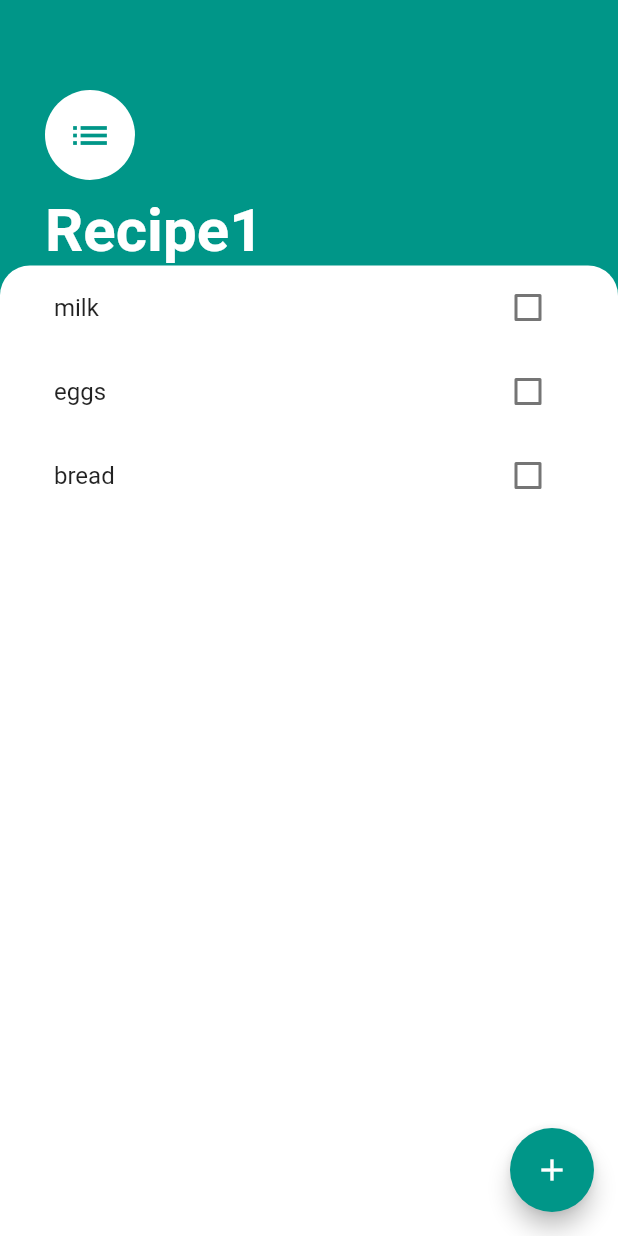
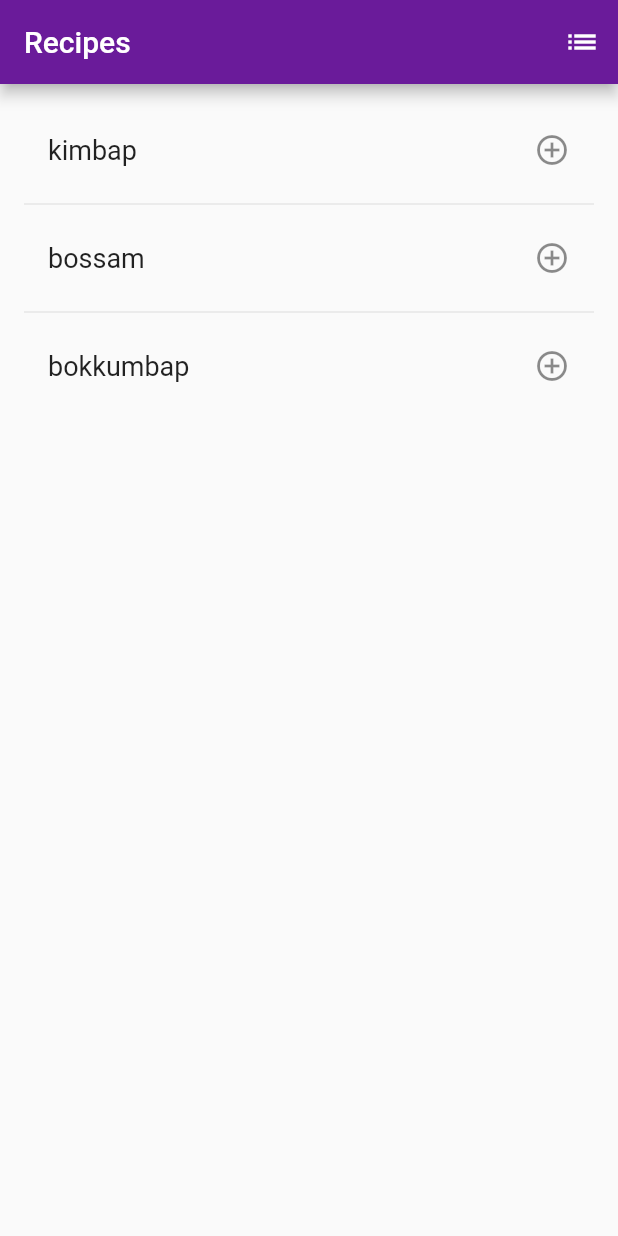
Before and after one commit to vankanna/foryori, a Flutter app: the screen it shows after launch, on a phone screen of 412 x 824 dp. Run offline on Flutter 3.47's test engine with Material 2 defaults, Android fonts, the phone set to English and light mode, and no system bars.

Commit message:
simplified and tried over

```diff
--- a/lib/main.dart
+++ b/lib/main.dart
@@ -1,18 +1,12 @@
 import 'package:flutter/material.dart';
-import 'package:foryori/screens/tasks_screen.dart';
-import 'package:provider/provider.dart';
-import 'package:foryori/models/data.dart';
+import './recipes.dart';
 
 void main() => runApp(MyApp());
 
 class MyApp extends StatelessWidget {
   @override
   Widget build(BuildContext context) {
-    return ChangeNotifierProvider(
-      create: (context) => IngredientData(),
-      child: MaterialApp(
-        home: TasksScreen(),
-      ),
-    );
+    return MaterialApp(
+        theme: ThemeData(primaryColor: Colors.purple[800]), home: Recipes());
   }
 }
--- a/lib/models/data.dart
+++ /dev/null
@@ -1,35 +0,0 @@
-import 'package:flutter/foundation.dart';
-import 'package:foryori/models/ingredient.dart';
-import 'dart:collection';
-
-class IngredientData extends ChangeNotifier {
-  final List<Ingredient> _ingredients = [
-    Ingredient(name: 'milk'),
-    Ingredient(name: 'eggs'),
-    Ingredient(name: 'bread'),
-  ];
-
-  UnmodifiableListView<Ingredient> get ingredients {
-    return UnmodifiableListView(_ingredients);
-  }
-
-  int get ingredientCount {
-    return _ingredients.length;
-  }
-
-  void addIngredient(String newIngredientTitle) {
-    final ingredient = Ingredient(name: newIngredientTitle);
-    _ingredients.add(ingredient);
-    notifyListeners();
-  }
-
-  void updateIngredient(Ingredient ingredient) {
-    ingredient.toggleDone();
-    notifyListeners();
-  }
-
-  void deleteIngredient(Ingredient ingredient) {
-    _ingredients.remove(ingredient);
-    notifyListeners();
-  }
-}
--- a/lib/models/ingredient.dart
+++ /dev/null
@@ -1,10 +0,0 @@
-class Ingredient {
-  final String name;
-  bool isDone;
-
-  Ingredient({this.name = 'test', this.isDone = false});
-
-  void toggleDone() {
-    isDone = !isDone;
-  }
-}
--- /dev/null
+++ b/lib/recipes.dart
@@ -0,0 +1,152 @@
+import 'package:flutter/material.dart';
+
+class Ingredient {
+  String name = '';
+  String measurmentType = '';
+  double amount = 0;
+  Ingredient(String name, String measurmentType, double amount) {
+    this.name = name;
+    this.measurmentType = measurmentType;
+    this.amount = amount;
+  }
+}
+
+class Recipe {
+  String title = '';
+  List<Ingredient> ingredients = [];
+  Recipe(String title, List<Ingredient> ingredients) {
+    this.title = title;
+    this.ingredients = ingredients;
+  }
+}
+
+extension on List<Ingredient> {
+  void addIngredient(
+      {required String name,
+      required String measurmentType,
+      required double amount}) {
+    if (isNotEmpty) {
+      try {
+        var ingredient = firstWhere((i) => i.name == name);
+        ingredient.amount += amount;
+      } catch (e) {
+        add(Ingredient(name, measurmentType, amount));
+      }
+    } else {
+      add(Ingredient(name, measurmentType, amount));
+    }
+  }
+}
+
+Ingredient oneCupRice = Ingredient("rice", "cups", 1);
+Ingredient oneSeaweedSheet = Ingredient("seaweed", "sheet", 1);
+Ingredient fourHundredGramsRiceNoodle = Ingredient("rice noodle", "grams", 400);
+Ingredient oneOnion = Ingredient("onion", "onion/s", 1);
+Ingredient oneGarlicClove = Ingredient("garlic", "clove/s", 1);
+Ingredient sixGarlicClove = Ingredient("garlic", "clove/s", 6);
+Ingredient onePoundPorkBelly = Ingredient("porkbelly", 'pounds', 1);
+Ingredient oneTeaspoonGochujang = Ingredient('gochujang', "teaspoon/s", 1);
+
+Recipe kimbap =
+    Recipe("kimbap", [oneCupRice, oneSeaweedSheet, fourHundredGramsRiceNoodle]);
+Recipe bossam =
+    Recipe("bossam", [oneCupRice, oneOnion, sixGarlicClove, onePoundPorkBelly]);
+Recipe bokkumbap = Recipe("bokkumbap", [
+  oneCupRice,
+  oneOnion,
+  sixGarlicClove,
+  onePoundPorkBelly,
+  oneTeaspoonGochujang
+]);
+
+class Recipes extends StatefulWidget {
+  @override
+  RecipesState createState() => RecipesState();
+}
+
+class RecipesState extends State<Recipes> {
+  List<Recipe> _recipeList = [kimbap, bossam, bokkumbap];
+  List<Recipe> _savedRecipes = [];
+  List<Ingredient> _totalIngredients = <Ingredient>[];
+
+  Widget _buildList() {
+    return ListView.separated(
+      padding: const EdgeInsets.all(16.0),
+      itemCount: _recipeList.length,
+      itemBuilder: (BuildContext context, index) {
+        return _buildRow(_recipeList[index]);
+      },
+      separatorBuilder: (context, index) {
+        return Divider();
+      },
+    );
+  }
+
+  Widget _buildRow(recipe) {
+    final alreadySaved = _savedRecipes.contains(recipe);
+
+    return ListTile(
+        title: Text(recipe.title, style: TextStyle(fontSize: 18.0)),
+        trailing: Icon(
+            alreadySaved ? Icons.add_circle : Icons.add_circle_outline,
+            color: alreadySaved ? Colors.purple[800] : null),
+        onTap: () {
+          setState(() {
+            if (alreadySaved) {
+              _savedRecipes.remove(recipe);
+            } else {
+              _savedRecipes.add(recipe);
+            }
+          });
+        });
+  }
+
+  RegExp regex = RegExp(r'([.]*0)(?!.*\d)');
+
+  void _makeIngredientList() {
+    _savedRecipes.forEach((Recipe recipe) {
+      recipe.ingredients.forEach((Ingredient ingredient) {
+        _totalIngredients.addIngredient(
+            name: ingredient.name,
+            measurmentType: ingredient.measurmentType,
+            amount: ingredient.amount);
+      });
+    });
+  }
+
+  void _pushSaved() {
+    _makeIngredientList();
+    Navigator.of(context)
+        .push(MaterialPageRoute(builder: (BuildContext context) {
+      final Iterable<ListTile> tiles =
+          _totalIngredients.map((Ingredient ingredient) {
+        return ListTile(
+            title: Text(
+                ingredient.amount.toString().replaceAll(regex, '') +
+                    " " +
+                    ingredient.measurmentType +
+                    " " +
+                    ingredient.name,
+                style: TextStyle(fontSize: 16.0)));
+      });
+      final List<Widget> divided =
+          ListTile.divideTiles(context: context, tiles: tiles).toList();
+      _totalIngredients = <Ingredient>[];
+      return Scaffold(
+          appBar: AppBar(title: Text('Ingredients Needed')),
+          body: ListView(children: divided));
+    }));
+  }
+
+  Widget build(BuildContext context) {
+    return Scaffold(
+        appBar: AppBar(
+          title: Text('Recipes'),
+          backgroundColor: Colors.purple[800],
+          actions: <Widget>[
+            IconButton(icon: Icon(Icons.list), onPressed: _pushSaved),
+          ],
+        ),
+        body: _buildList());
+  }
+}
--- a/lib/screens/tasks_screen.dart
+++ /dev/null
@@ -1,85 +0,0 @@
-import 'package:flutter/material.dart';
-import 'package:foryori/widgets/ingredients_list.dart';
-import 'package:foryori/screens/add_ingredient.dart';
-import 'package:provider/provider.dart';
-import 'package:foryori/models/data.dart';
-
-class TasksScreen extends StatelessWidget {
-
-  @override
-  Widget build(BuildContext context) {
-    return Scaffold(
-      backgroundColor: Color(0xff009688),
-      floatingActionButton: FloatingActionButton(
-        backgroundColor: Color(0xff009688),
-        onPressed: () {
-          showModalBottomSheet(
-              context: context,
-              isScrollControlled: true,
-              builder: (context) => SingleChildScrollView(
-                child:Container(
-                  padding: EdgeInsets.only(bottom: MediaQuery.of(context).viewInsets.bottom),
-                  child: AddIngredient(),
-                )
-              )
-          );
-        },
-        child: const Icon(Icons.add),
-        ),
-      body: Column(
-        crossAxisAlignment: CrossAxisAlignment.start,
-        children: <Widget>[
-          Container(
-              padding:
-              EdgeInsets.only(top: 60.0, left: 30.0, right: 30.0),
-              child: Column(
-                crossAxisAlignment: CrossAxisAlignment.start,
-                children: <Widget>[
-                  CircleAvatar(
-                      child: Icon(
-                        Icons.list,
-                        size: 30.0,
-                        color: Color(0xff009688),
-                      ),
-                      backgroundColor: Colors.white,
-                      radius: 30.0
-                  ),
-                  SizedBox(
-                    height: 10.0,
-                  ),
-                  Text(
-                    'Recipe1',
-                    style: TextStyle(
-                      color: Colors.white,
-                      fontSize: 40.0,
-                      fontWeight: FontWeight.w700,
-                    ),
-                  ),
-                  // Text(
-                  //   '12 ingredients',
-                  //   style: TextStyle(
-                  //     color: Colors.white,
-                  //     fontSize: 18,
-                  //   ),
-                  // ),
-
-                ],
-              )
-          ) ,
-          Expanded(
-            child: Container(
-              padding: const EdgeInsets.symmetric(horizontal: 20.0),
-              decoration: const BoxDecoration(
-                  color: Colors.white,
-                  borderRadius: BorderRadius.only(
-                    topLeft: Radius.circular(20.0),
-                    topRight: Radius.circular(20.0),
-                  )) ,
-              child: IngredientsList(),
-            ),
-          ),
-        ],
-      ),
-    );
-  }
-}
--- a/lib/widgets/ingredient_tile.dart
+++ /dev/null
@@ -1,31 +0,0 @@
-import 'package:flutter/material.dart';
-
-class IngredientTile extends StatelessWidget {
-  final bool isChecked;
-  final String ingredientTitle;
-  final void Function(bool?)? checkboxCallback;
-  final void Function()? longPressCallback;
-
-  IngredientTile(
-      {required this.isChecked,
-        required this.ingredientTitle,
-        required this.checkboxCallback,
-        required this.longPressCallback});
-
-  @override
-  Widget build(BuildContext context) {
-    return ListTile(
-      onLongPress: longPressCallback,
-      title: Text(
-        ingredientTitle,
-        style: TextStyle(
-            decoration: isChecked ? TextDecoration.lineThrough : null),
-      ),
-      trailing: Checkbox(
-        activeColor: Colors.lightBlueAccent,
-        value: isChecked,
-        onChanged: checkboxCallback,
-      ),
-    );
-  }
-}
--- a/lib/widgets/ingredients_list.dart
+++ /dev/null
@@ -1,33 +0,0 @@
-// TODO Implement this library.
-import 'package:flutter/material.dart';
-import 'package:foryori/widgets/ingredient_tile.dart';
-import 'package:flutter/material.dart';
-import 'package:foryori/widgets/ingredient_tile.dart';
-import 'package:foryori/models/data.dart';
-import 'package:provider/provider.dart';
-
-class IngredientsList extends StatelessWidget {
-  @override
-  Widget build(BuildContext context) {
-    return Consumer<IngredientData>(
-      builder: (context, ingredientData, child) {
-        return ListView.builder(
-          itemBuilder: (context, index) {
-            final ingredient = ingredientData.ingredients[index];
-            return IngredientTile(
-              ingredientTitle: ingredient.name,
-              isChecked: ingredient.isDone,
-              checkboxCallback: (checkboxState) {
-                ingredientData.updateIngredient(ingredient);
-              },
-              longPressCallback: () {
-                ingredientData.deleteIngredient(ingredient);
-              },
-            );
-          },
-          itemCount: ingredientData.ingredientCount,
-        );
-      },
-    );
-  }
-}
```
Also changed, not shown: lib/screens/add_ingredient.dart (deleted, +0 -63 lines).
